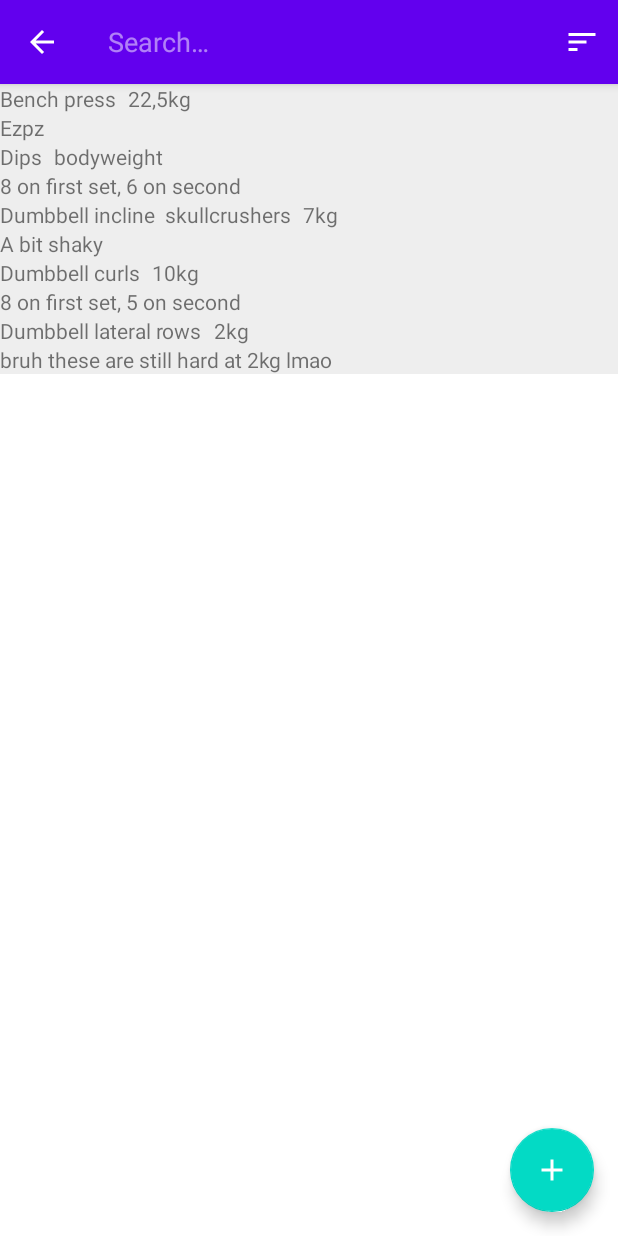
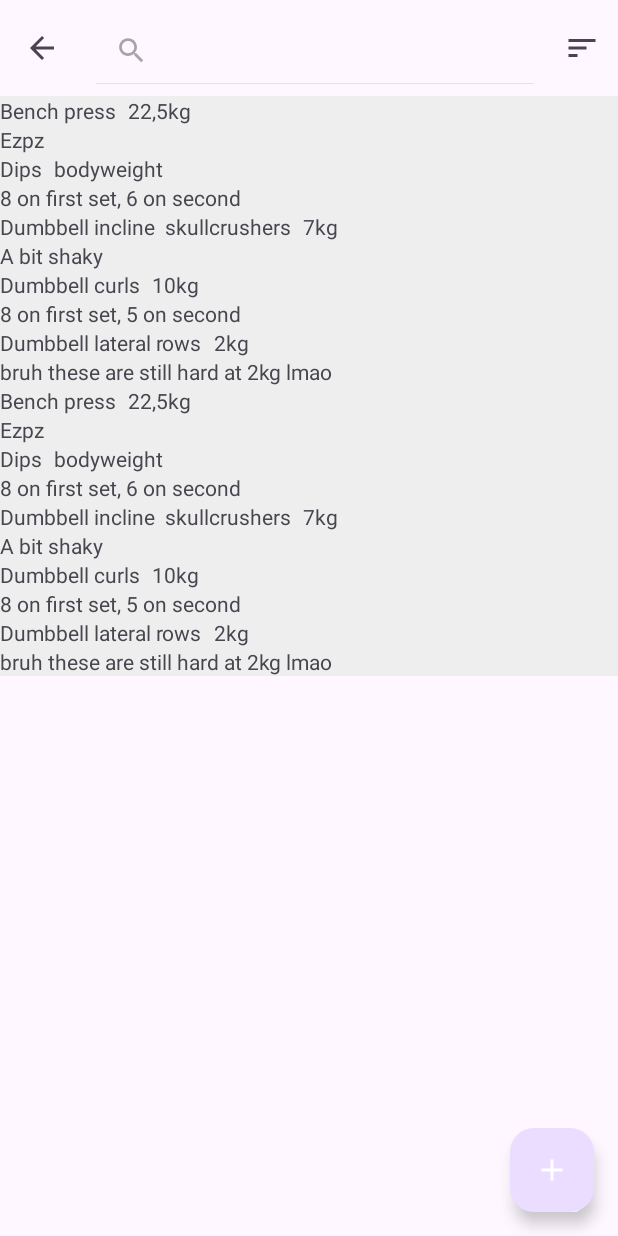
Before and after one commit to Odensala/OnegaiMuscle, an Android app: the screen it shows after launch (MainActivity), after a tap on "Search", on a phone screen of 412 x 824 dp. Run offline under Robolectric (Android 15) with nearby library versions, the phone set to English and light mode, and no system bars; our stand-ins replace Dagger/Hilt's generated code, Room's generated code.

Commit message:
feat: add Material 3 theme and toolbar

```diff
--- a/app/build.gradle
+++ b/app/build.gradle
@@ -17,7 +17,7 @@ android {
         versionCode 1
         versionName "1.0"
 
-        testInstrumentationRunner "androidx.test.runner.AndroidJUnitRunner"
+        testInstrumentationRunner "com.odensala.onegaimuscle.CustomTestRunner"
     }
 
     buildTypes {
@@ -58,25 +58,36 @@ dependencies {
     //////////////////////////////
     // Additional dependencies //
     ////////////////////////////
+
     // Room
     implementation "androidx.room:room-runtime:$room_version"
     annotationProcessor "androidx.room:room-compiler:$room_version"
     implementation "androidx.room:room-ktx:$room_version"
     kapt "androidx.room:room-compiler:$room_version"
+
     // Navigation
     implementation "androidx.navigation:navigation-fragment-ktx:$navigation_version"
     implementation "androidx.navigation:navigation-ui-ktx:$navigation_version"
+
     // Dagger Hilt
     implementation "com.google.dagger:hilt-android:$dagger_hilt_version"
     kapt "com.google.dagger:hilt-compiler:$dagger_hilt_version"
+    // For instrumented tests.
+    androidTestImplementation "com.google.dagger:hilt-android-testing:$dagger_hilt_version"
+    // ...with Kotlin.
+    kaptAndroidTest "com.google.dagger:hilt-android-compiler:$dagger_hilt_version"
+
     // LiveData
     implementation "androidx.lifecycle:lifecycle-livedata-ktx:$lifecycle_version"
+
     // Coroutines
     implementation"org.jetbrains.kotlinx:kotlinx-coroutines-core:$coroutines_version"
     implementation "org.jetbrains.kotlinx:kotlinx-coroutines-android:$coroutines_version"
     androidTestImplementation "org.jetbrains.kotlinx:kotlinx-coroutines-test:$coroutines_version"
+
     // Turbine
     androidTestImplementation 'app.cash.turbine:turbine:0.12.1'
+
     // Google Truth
     androidTestImplementation "com.google.truth:truth:1.1.3"
 }
--- a/app/src/main/java/com/odensala/onegaimuscle/data/ExerciseDatabase.kt
+++ b/app/src/main/java/com/odensala/onegaimuscle/data/ExerciseDatabase.kt
@@ -33,6 +33,17 @@ abstract class ExerciseDatabase : RoomDatabase() {
                         "bruh these are still hard at 2kg lmao"
                     )
                 )
+                dao.insert(Exercise("Bench press", "22,5kg", "Ezpz"))
+                dao.insert(Exercise("Dips", "bodyweight", "8 on first set, 6 on second"))
+                dao.insert(Exercise("Dumbbell incline  skullcrushers", "7kg", "A bit shaky"))
+                dao.insert(Exercise("Dumbbell curls", "10kg", "8 on first set, 5 on second"))
+                dao.insert(
+                    Exercise(
+                        "Dumbbell lateral rows",
+                        "2kg",
+                        "bruh these are still hard at 2kg lmao"
+                    )
+                )
             }
         }
     }
--- a/app/src/main/java/com/odensala/onegaimuscle/ui/ExerciseFragment.kt
+++ b/app/src/main/java/com/odensala/onegaimuscle/ui/ExerciseFragment.kt
@@ -2,6 +2,7 @@ package com.odensala.onegaimuscle.ui
 
 import android.os.Bundle
 import android.view.*
+import androidx.appcompat.app.AppCompatActivity
 import androidx.appcompat.widget.SearchView
 import androidx.core.view.MenuHost
 import androidx.core.view.MenuProvider
@@ -38,6 +39,9 @@ class ExerciseFragment : Fragment(R.layout.fragment_exercise), MenuProvider {
 
     override fun onViewCreated(view: View, savedInstanceState: Bundle?) {
         super.onViewCreated(view, savedInstanceState)
+
+        val toolbar = binding.toolbar
+        (requireActivity() as AppCompatActivity).setSupportActionBar(toolbar)
 
         val menuHost: MenuHost = requireActivity()
         menuHost.addMenuProvider(this, viewLifecycleOwner, Lifecycle.State.RESUMED)
--- a/app/src/main/res/drawable/ic_baseline_search_24.xml
+++ b/app/src/main/res/drawable/ic_baseline_search_24.xml
@@ -1,4 +1,4 @@
-<vector android:height="24dp" android:tint="#FFFFFF"
+<vector android:height="24dp" android:tint="?attr/colorControlNormal"
     android:viewportHeight="24" android:viewportWidth="24"
     android:width="24dp" xmlns:android="http://schemas.android.com/apk/res/android">
     <path android:fillColor="@android:color/white" android:pathData="M15.5,14h-0.79l-0.28,-0.27C15.41,12.59 16,11.11 16,9.5 16,5.91 13.09,3 9.5,3S3,5.91 3,9.5 5.91,16 9.5,16c1.61,0 3.09,-0.59 4.23,-1.57l0.27,0.28v0.79l5,4.99L20.49,19l-4.99,-5zM9.5,14C7.01,14 5,11.99 5,9.5S7.01,5 9.5,5 14,7.01 14,9.5 11.99,14 9.5,14z"/>
--- a/app/src/main/res/drawable/ic_baseline_sort_24.xml
+++ b/app/src/main/res/drawable/ic_baseline_sort_24.xml
@@ -1,5 +1,5 @@
 <vector android:autoMirrored="true" android:height="24dp"
-    android:tint="#FFFFFF" android:viewportHeight="24"
+    android:tint="?attr/colorControlNormal" android:viewportHeight="24"
     android:viewportWidth="24" android:width="24dp" xmlns:android="http://schemas.android.com/apk/res/android">
     <path android:fillColor="@android:color/white" android:pathData="M3,18h6v-2L3,16v2zM3,6v2h18L21,6L3,6zM3,13h12v-2L3,11v2z"/>
 </vector>
--- a/app/src/main/res/layout/fragment_exercise.xml
+++ b/app/src/main/res/layout/fragment_exercise.xml
@@ -4,12 +4,28 @@
     xmlns:tools="http://schemas.android.com/tools"
     android:layout_width="match_parent"
     android:layout_height="match_parent"
+    android:fitsSystemWindows="true"
     tools:context="com.odensala.onegaimuscle.ui.ExerciseFragment">
+
+    <com.google.android.material.appbar.AppBarLayout
+        android:layout_width="match_parent"
+        android:layout_height="wrap_content"
+        android:fitsSystemWindows="true"
+        app:liftOnScroll="true">
+
+        <com.google.android.material.appbar.MaterialToolbar
+            android:id="@+id/toolbar"
+            android:layout_width="match_parent"
+            android:layout_height="?attr/actionBarSize"
+            app:menu="@menu/menu_fragment_exercise" />
+
+    </com.google.android.material.appbar.AppBarLayout>
 
     <androidx.recyclerview.widget.RecyclerView
         android:id="@+id/recycler_view_exercises"
         android:layout_width="match_parent"
-        android:layout_height="match_parent" />
+        android:layout_height="match_parent"
+        app:layout_behavior="@string/appbar_scrolling_view_behavior" />
 
     <com.google.android.material.floatingactionbutton.FloatingActionButton
         android:id="@+id/fab_add_exercise"
--- a/app/src/main/res/values-night/themes.xml
+++ b/app/src/main/res/values-night/themes.xml
@@ -1,16 +1,7 @@
 <resources xmlns:tools="http://schemas.android.com/tools">
     <!-- Base application theme. -->
-    <style name="Theme.OnegaiMuscle" parent="Theme.MaterialComponents.DayNight.DarkActionBar">
-        <!-- Primary brand color. -->
-        <item name="colorPrimary">@color/purple_200</item>
-        <item name="colorPrimaryVariant">@color/purple_700</item>
-        <item name="colorOnPrimary">@color/black</item>
-        <!-- Secondary brand color. -->
-        <item name="colorSecondary">@color/teal_200</item>
-        <item name="colorSecondaryVariant">@color/teal_200</item>
-        <item name="colorOnSecondary">@color/black</item>
-        <!-- Status bar color. -->
-        <item name="android:statusBarColor">?attr/colorPrimaryVariant</item>
-        <!-- Customize your theme here. -->
+    <style name="Base.Theme.OnegaiMuscle" parent="Theme.Material3.DayNight.NoActionBar">
+        <!-- Customize your dark theme here. -->
+        <!-- <item name="colorPrimary">@color/my_dark_primary</item> -->
     </style>
 </resources>
--- /dev/null
+++ b/app/src/main/res/values-v29/themes.xml
@@ -0,0 +1,9 @@
+<resources xmlns:tools="http://schemas.android.com/tools">
+
+    <style name="Theme.OnegaiMuscle" parent="Base.Theme.OnegaiMuscle">
+        <!-- Transparent system bars for edge-to-edge. -->
+        <item name="android:navigationBarColor">@android:color/transparent</item>
+        <item name="android:statusBarColor">@android:color/transparent</item>
+        <item name="android:windowLightStatusBar">?attr/isLightTheme</item>
+    </style>
+</resources>
--- a/app/src/main/res/values/strings.xml
+++ b/app/src/main/res/values/strings.xml
@@ -1,5 +1,5 @@
 <resources>
-    <string name="app_name">OnegaiMuscle</string>
+    <string name="app_name">Onegai Muscle</string>
     <string name="details">Details</string>
     <string name="header_add_exercise">Add exercise</string>
     <string name="title_exercise">Exercise</string>
--- a/app/src/main/res/values/themes.xml
+++ b/app/src/main/res/values/themes.xml
@@ -1,16 +1,9 @@
 <resources xmlns:tools="http://schemas.android.com/tools">
     <!-- Base application theme. -->
-    <style name="Theme.OnegaiMuscle" parent="Theme.MaterialComponents.DayNight.DarkActionBar">
-        <!-- Primary brand color. -->
-        <item name="colorPrimary">@color/purple_500</item>
-        <item name="colorPrimaryVariant">@color/purple_700</item>
-        <item name="colorOnPrimary">@color/white</item>
-        <!-- Secondary brand color. -->
-        <item name="colorSecondary">@color/teal_200</item>
-        <item name="colorSecondaryVariant">@color/teal_700</item>
-        <item name="colorOnSecondary">@color/black</item>
-        <!-- Status bar color. -->
-        <item name="android:statusBarColor">?attr/colorPrimaryVariant</item>
-        <!-- Customize your theme here. -->
+    <style name="Base.Theme.OnegaiMuscle" parent="Theme.Material3.DayNight.NoActionBar">
+        <!-- Customize your light theme here. -->
+        <!-- <item name="colorPrimary">@color/my_light_primary</item> -->
     </style>
+
+    <style name="Theme.OnegaiMuscle" parent="Base.Theme.OnegaiMuscle" />
 </resources>
```
